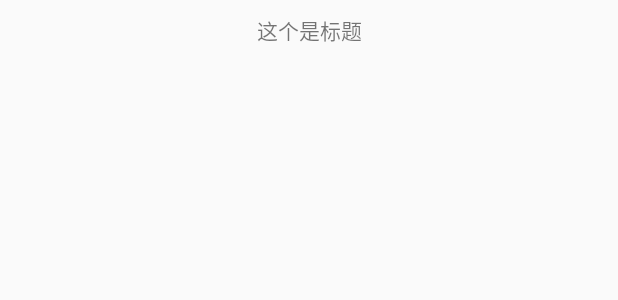
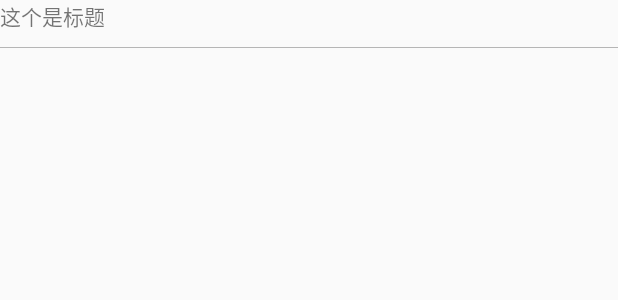
Before and after one commit to lutaian-fj/CommonProject, an Android app: the layout adapter_recycler.xml on its own in the app's theme, with its tools: preview values and no code run, on a phone screen of 412 x 824 dp. Shown: the top 300 px of the screen. Run offline under Robolectric (Android 15) with nearby library versions, the phone set to English and light mode, and no system bars.

Commit message:
重构代码

```diff
--- a/app/build.gradle
+++ b/app/build.gradle
@@ -6,7 +6,6 @@ def AAVersion = '4.0.0'
 android {
     compileSdkVersion 23
     buildToolsVersion "23.0.2"
-
     defaultConfig {
         applicationId "lta.commonproject"
         minSdkVersion 15
@@ -83,4 +82,6 @@ dependencies {
     compile 'com.squareup.retrofit2:adapter-rxjava:2.1.0'
 
     compile 'com.squareup.okhttp3:logging-interceptor:3.3.1'
+
+    compile 'com.github.Todd-Davies:ProgressWheel:1.2'
 }
--- a/app/src/main/AndroidManifest.xml
+++ b/app/src/main/AndroidManifest.xml
@@ -1,7 +1,7 @@
 <?xml version="1.0" encoding="utf-8"?>
 <manifest xmlns:android="http://schemas.android.com/apk/res/android"
+    xmlns:tools="http://schemas.android.com/tools"
     package="lta.commonproject">
-
     <uses-permission android:name="android.permission.INTERNET" />
     <uses-permission android:name="android.permission.WRITE_EXTERNAL_STORAGE"></uses-permission>
     <!--在sdcard中创建/删除文件的权限 -->
@@ -11,6 +11,7 @@
         android:name=".ContainerApplication"
         android:allowBackup="true"
         android:icon="@mipmap/ic_launcher"
+        tools:replace="android:theme"
         android:label="@string/app_name"
         android:supportsRtl="true"
         android:theme="@style/AppTheme">
--- a/app/src/main/java/lta/commonproject/ui/adapter/RecyclerAdapter.java
+++ b/app/src/main/java/lta/commonproject/ui/adapter/RecyclerAdapter.java
@@ -48,6 +48,11 @@ public class RecyclerAdapter extends RecyclerView.Adapter<RecyclerAdapter.Recycl
         return mData.size() == 0 ? 0 : mData.size();
     }
 
+    @Override
+    public int getItemViewType(int position) {
+        return super.getItemViewType(position);
+    }
+
     public static class RecyclerViewHolder extends RecyclerView.ViewHolder {
 
         public TextView mTitleTv;
--- a/app/src/main/res/layout/adapter_recycler.xml
+++ b/app/src/main/res/layout/adapter_recycler.xml
@@ -1,15 +1,20 @@
 <?xml version="1.0" encoding="utf-8"?>
 <LinearLayout xmlns:android="http://schemas.android.com/apk/res/android"
     android:layout_width="match_parent"
-    android:layout_height="60px"
+    android:layout_height="wrap_content"
     android:orientation="vertical">
 
     <TextView
         android:id="@+id/tv_title"
         android:layout_width="match_parent"
-        android:layout_height="60px"
+        android:layout_height="wrap_content"
         android:textSize="14sp"
-        android:gravity="center"
         android:text="这个是标题"/>
+    <View
+        android:layout_width="match_parent"
+        android:layout_height="1px"
+        android:background="#B5B5B5"
+        android:layout_marginTop="15px"
+        />
 
 </LinearLayout>
```
Also changed, not shown: app/src/main/java/lta/commonproject/data/DataStore.java (+9 -4 lines), app/src/main/java/lta/commonproject/ui/fragment/RecyclerViewFragment.java (+46 -5 lines), app/src/main/java/lta/commonproject/ui/listener/EndlessRecyclerOnScrollListener.java (added, +52 -0 lines), app/src/main/res/layout/fragment_recyclerview.xml (+9 -5 lines).
